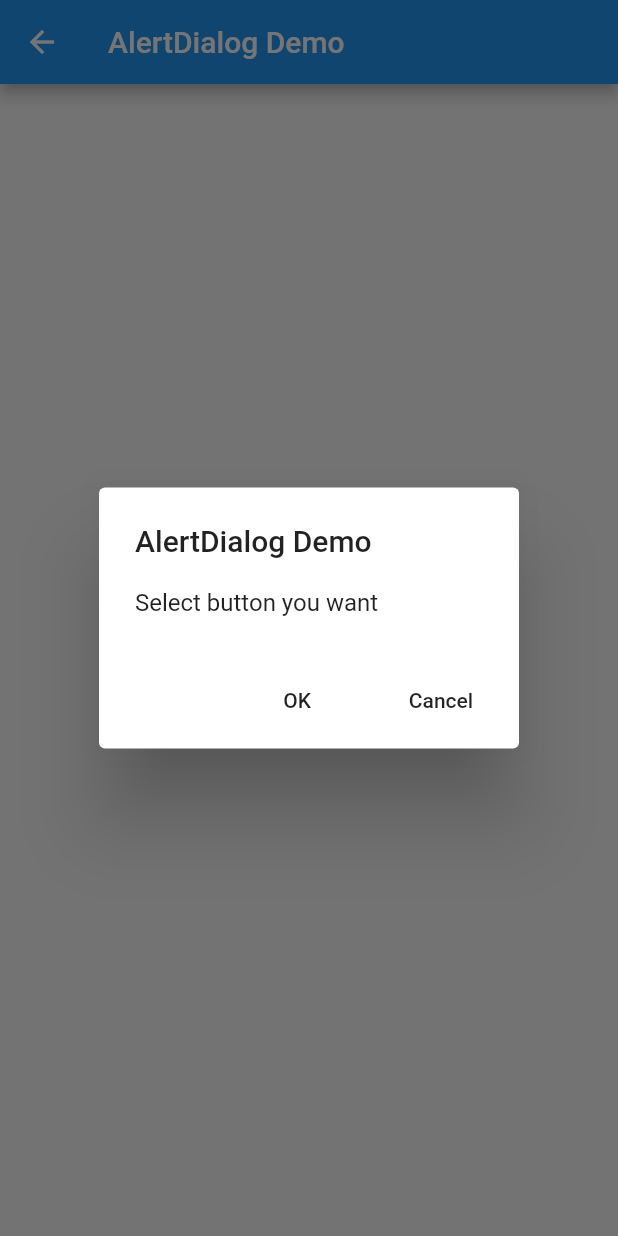
After one commit to KwonSoHyeun/flutter_ui, a Flutter app: the AlertDialogDemo screen opened directly, after a tap on "Show AlertDialog", on a phone screen of 412 x 824 dp. The commit adds this screen. Run offline on Flutter 3.47's test engine with Material 2 defaults, Android fonts, the phone set to English and light mode, and no system bars.

Commit message:
alert dialog로 메시지 보이기

```diff
--- a/flutter_ui_application/lib/src/home/homepage.dart
+++ b/flutter_ui_application/lib/src/home/homepage.dart
@@ -1,4 +1,5 @@
 import 'package:flutter/material.dart';
+import 'package:flutter_ui_application/src/message/alert.dart';
 import 'package:flutter_ui_application/src/route/secondpage_param.dart';
 import 'package:flutter_ui_application/src/route/secondpage.dart';
 import 'package:flutter_ui_application/src/row/row_widget.dart';
@@ -57,6 +58,13 @@ class HomePage extends StatelessWidget {
               onTap: () {
                 Navigator.push(context,
                     MaterialPageRoute(builder: (context) => ExpandedWidget()));
+              }),
+          ListTile(
+              title: Text("Alert Dialog"),
+              subtitle: Text("alert dialog 띄우기입니다."),
+              onTap: () {
+                Navigator.push(context,
+                    MaterialPageRoute(builder: (context) => AlertDialogDemo()));
               })
         ].map((child) {
           return Card(
--- /dev/null
+++ b/flutter_ui_application/lib/src/message/alert.dart
@@ -0,0 +1,62 @@
+import 'package:flutter/material.dart';
+
+class AlertDialogDemo extends StatelessWidget {
+  // Global Key of Scaffold
+  final scaffoldKey = GlobalKey<ScaffoldState>();
+
+  @override
+  Widget build(BuildContext context) {
+    return Scaffold(
+      key: scaffoldKey,
+      appBar: AppBar(title: Text("AlertDialog Demo")),
+      body: Center(
+          child: RaisedButton(
+        child: Text("Show AlertDialog"),
+        onPressed: () {
+          showAlertDialog(context);
+        },
+      )),
+    );
+  }
+
+  void showAlertDialog(BuildContext context) async {
+    String result = await showDialog(
+      context: context,
+      barrierDismissible: false, // user must tap button!
+      builder: (BuildContext context) {
+        return AlertDialog(
+          title: Text('AlertDialog Demo'),
+          content: Text("Select button you want"),
+          actions: <Widget>[
+            FlatButton(
+              child: Text('OK'),
+              onPressed: () {
+                Navigator.pop(context, "OK");
+              },
+            ),
+            FlatButton(
+              child: Text('Cancel'),
+              onPressed: () {
+                Navigator.pop(context, "Cancel");
+              },
+            ),
+          ],
+        );
+      },
+    );
+
+    scaffoldKey.currentState
+      ..hideCurrentSnackBar()
+      ..showSnackBar(
+        SnackBar(
+          content: Text("Result: $result"),
+          backgroundColor: Colors.orange,
+          action: SnackBarAction(
+            label: "Done",
+            textColor: Colors.white,
+            onPressed: () {},
+          ),
+        ),
+      );
+  }
+}
```
